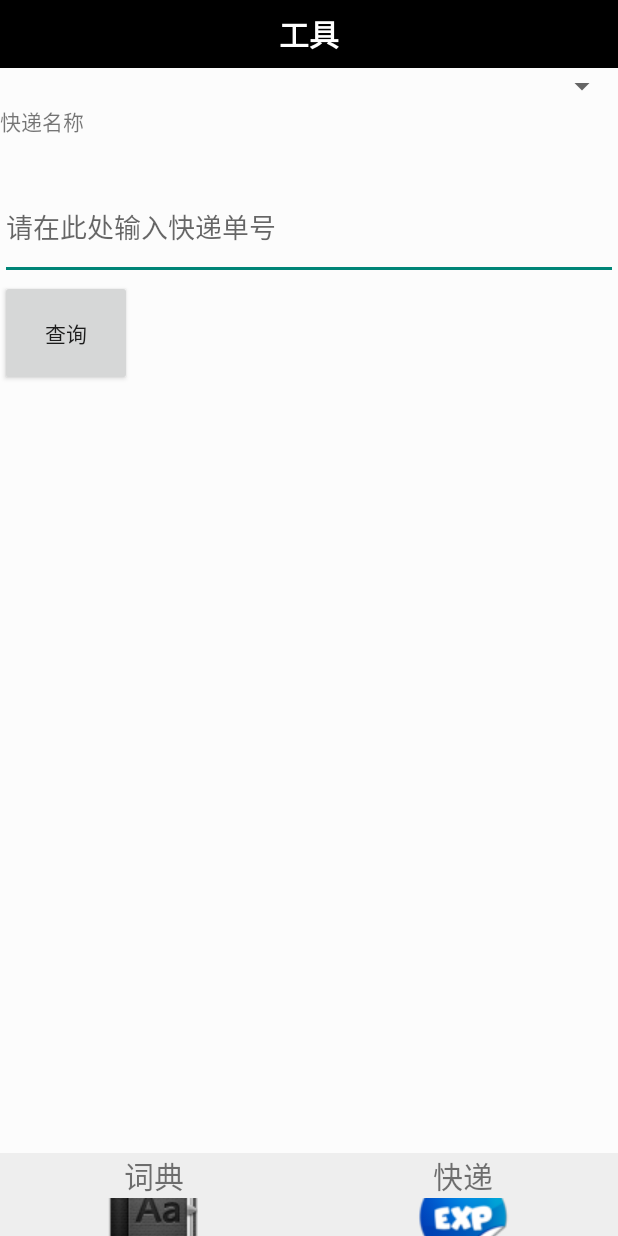
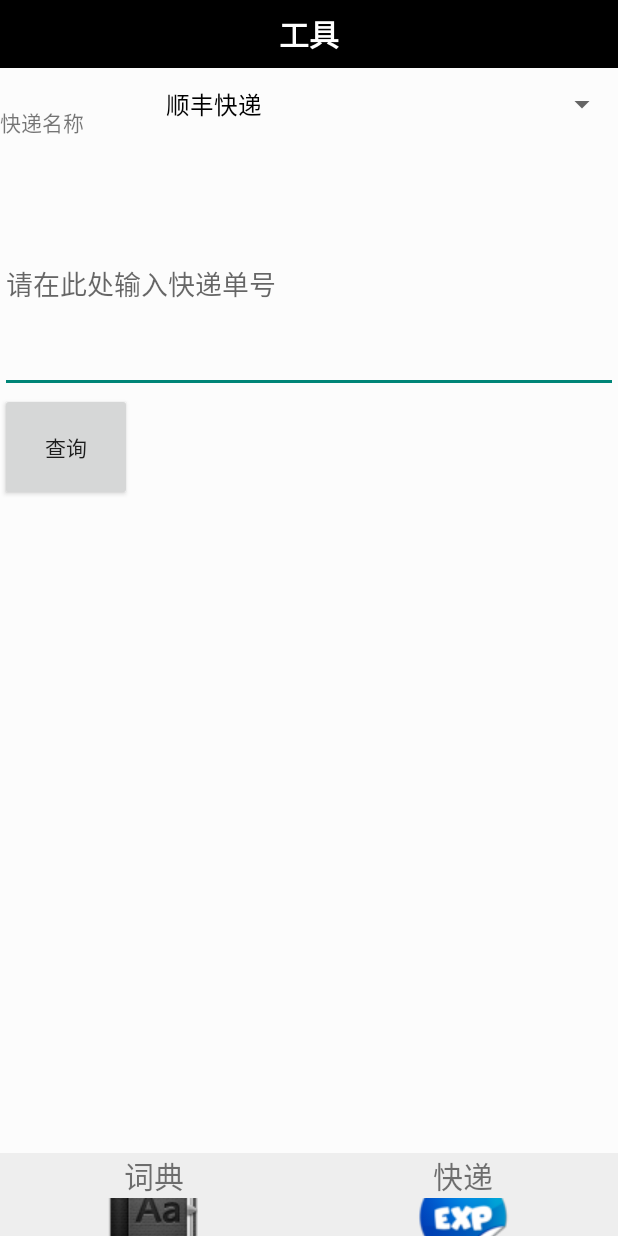
Before and after one commit to alenX/DiaryTools, an Android app: the screen it shows after launch (MainFragment), after a tap on an icon or button, on a phone screen of 412 x 824 dp. Run offline under Robolectric (Android 15) with nearby library versions, the phone set to English and light mode, and no system bars.

Commit message:
快递页面调整

```diff
--- a/app/src/main/java/alenx/org/diarytools/ExpressFragement.java
+++ b/app/src/main/java/alenx/org/diarytools/ExpressFragement.java
@@ -1,18 +1,137 @@
 package alenx.org.diarytools;
 
+import android.app.ProgressDialog;
+import android.os.AsyncTask;
 import android.os.Bundle;
 import android.support.v4.app.Fragment;
 import android.view.LayoutInflater;
 import android.view.View;
 import android.view.ViewGroup;
+import android.widget.ArrayAdapter;
+import android.widget.Button;
+import android.widget.EditText;
+import android.widget.Spinner;
+import android.widget.TextView;
+
+import org.apache.http.HttpResponse;
+import org.apache.http.client.ClientProtocolException;
+import org.apache.http.client.HttpClient;
+import org.apache.http.client.methods.HttpGet;
+import org.apache.http.impl.client.DefaultHttpClient;
+import org.apache.http.util.EntityUtils;
+import org.json.JSONArray;
+import org.json.JSONException;
+import org.json.JSONObject;
+import org.w3c.dom.Text;
+
+import java.io.IOException;
+import java.util.HashMap;
 
 /**
  * Created by wangss on 2015/7/21.
  * 快递Fragment
  */
 public class ExpressFragement extends Fragment {
+    private static String[] expressInfo={"顺丰快递","申通快递","圆通快递","韵达快递","山东海红快递"};//shunfeng、shentong、yuantong、yunda、haihong
+    private HashMap<String,String> hashMap = new HashMap<>();
+    StringBuilder sb= new StringBuilder("");
+
+    private View mExpressView;
+    private Spinner mExpressSpinner;
+
+    private TextView mExpressTextView;
+    private EditText mExpressEditText;
+    private Button mQueryBtn;
+
     @Override
     public View onCreateView(LayoutInflater inflater, ViewGroup container, Bundle savedInstanceState) {
-        return inflater.inflate(R.layout.express_tab_activity,container,false);
+        mExpressView= inflater.inflate(R.layout.express_tab_activity,container,false);
+        mExpressSpinner = (Spinner) mExpressView.findViewById(R.id.expressSpinner);
+        mExpressSpinner.setAdapter(new ArrayAdapter<CharSequence>(getActivity(), android.R.layout.simple_spinner_dropdown_item, expressInfo));
+        hashMap.put(expressInfo[0],"shunfeng");
+        hashMap.put(expressInfo[1],"shentong");
+        hashMap.put(expressInfo[2],"yuantong");
+        hashMap.put(expressInfo[3],"yunda");
+        hashMap.put(expressInfo[4], "haihong");
+
+        mExpressTextView = (TextView)mExpressView.findViewById(R.id.resultTextView);
+        mExpressEditText = (EditText)mExpressView.findViewById(R.id.expressNo);
+        mQueryBtn = (Button)mExpressView.findViewById(R.id.queryBtn);
+        sb = new StringBuilder("http://www.kuaidiapi.cn/rest/" +
+                "?uid=33720&key=c89b47c4e3014bd59a814164f1fd60a8&order="+mExpressEditText.getText().toString()+"&id="+hashMap.get(mExpressSpinner.getSelectedItem().toString()));
+        mQueryBtn.setOnClickListener(new ExpressOnClick());
+
+        return mExpressView;
+    }
+
+
+    private class ExpressOnClick implements View.OnClickListener{
+
+        ProgressDialog pd;
+        @Override
+        public void onClick(View view) {
+            new AsyncTask<String,Void,String>(){
+                @Override
+                protected String doInBackground(String... strings) {
+                    try {
+                        Thread.sleep(5000);
+                    } catch (InterruptedException e) {
+                        e.printStackTrace();
+                    }
+                    String str = "http://www.kuaidiapi.cn/rest/?uid=33720&key=c89b47c4e3014bd59a814164f1fd60a8&order=EJ289957855JP&id=ems&show=json";
+                    return parseFromJson(str);
+                }
+
+                @Override
+                protected void onPostExecute(String s) {
+                    pd.hide();
+                    super.onPostExecute(s);
+                    mExpressTextView.setText(s);
+
+                }
+
+                @Override
+                protected void onPreExecute() {
+                    pd = ProgressDialog.show(getActivity(),"提示","正在查询中...");
+                    pd.setCancelable(false);
+                    super.onPreExecute();
+                }
+            }.execute(sb.toString());
+        }
+    }
+
+    public String parseFromJson(String resource){
+        String result = "\n";
+        try {
+            HttpGet get = new HttpGet(resource);
+            HttpClient client = new DefaultHttpClient( );
+            HttpResponse response = client.execute(get);
+            if (response.getStatusLine().getStatusCode() == 200) {
+//                JSONObject object = new JSONObject(EntityUtils.toString(response.getEntity()));
+                JSONObject object = new JSONObject("{\"id\":\"ems\",\"name\":\"EMS快递\",\"order\":\"EJ289957855JP\",\"message\":\"\",\"errcode\":\"0000\",\"status\":4,\"data\":[{\"time\":\"2015-04-23 21:06:00\",\"content\":\"收寄\"},{\"time\":\"2015-04-25 09:37:00\",\"content\":\"离开处理中心,发往中国 北京\"},{\"time\":\"2015-04-27 19:15:55\",\"content\":\"到达处理中心,来自JPKIXH\"},{\"time\":\"2015-04-28 07:28:37\",\"content\":\"离开处理中心,发往留存（待验）\"},{\"time\":\"2015-04-28 08:30:34\",\"content\":\"到达处理中心,来自留存（待验）\"},{\"time\":\"2015-04-28 13:16:15\",\"content\":\"海关放行\"},{\"time\":\"2015-04-28 13:16:15\",\"content\":\"海关放行\"},{\"time\":\"2015-04-28 13:16:25\",\"content\":\"离开处理中心,发往北京邮政速递中关村区域分公司世纪城营投部\"},{\"time\":\"2015-04-28 15:32:39\",\"content\":\"到达处理中心,来自北京邮件处理中心（航空）\"},{\"time\":\"2015-04-28 15:43:53\",\"content\":\"安排投递\"},{\"time\":\"2015-04-28 16:42:15\",\"content\":\"投递并签收\"}]}");
+
+                result +=  "快递名称: [ " + object.get("name") + " ]" + "\n";
+                result +=  "快递单号: [ " + object.get("order") + " ]" + "\n";
+                JSONArray jsonArray = object.getJSONArray("data");
+
+                for (int i = 0; i < jsonArray.length(); i++) {
+                    JSONObject jsonObject = jsonArray.getJSONObject(i);
+
+                    result +="时间: [ " +jsonObject.getString("time")+ " ]" + "\n";
+                    result +="内容: [ " +jsonObject.getString("content")+ " ]" + "\n";
+                }
+            }
+
+
+
+
+        } catch (JSONException e) {
+            e.printStackTrace();
+        } catch (ClientProtocolException e) {
+            e.printStackTrace();
+        } catch (IOException e) {
+            e.printStackTrace();
+        }
+        return result;
     }
 }
--- a/app/src/main/res/layout/express_tab_activity.xml
+++ b/app/src/main/res/layout/express_tab_activity.xml
@@ -27,10 +27,10 @@
         android:id="@+id/expressNo"
         android:layout_width="match_parent"
         android:layout_height="0dp"
-        android:layout_weight="1"
+        android:layout_weight="2"
         android:editable="true"
         android:hint="请在此处输入快递单号"
-        android:inputType="number" />
+        android:inputType="text" />
     <Button
         android:id="@+id/queryBtn"
         android:layout_width="wrap_content"
@@ -48,14 +48,13 @@
 
     <ScrollView
         android:layout_width="wrap_content"
-        android:layout_height="wrap_content"
-        android:layout_weight="7" >
+        android:layout_height="0dp"
+        android:layout_weight="6" >
         <TextView
             android:id="@+id/resultTextView"
             android:layout_width="match_parent"
-            android:layout_height="match_parent"
-            android:editable="false"
+            android:layout_height="wrap_content"
             android:textAppearance="?android:attr/textAppearanceLarge"
-            android:textSize="10dp" />
+            android:textSize="20dp" />
     </ScrollView>
 </LinearLayout>
```
